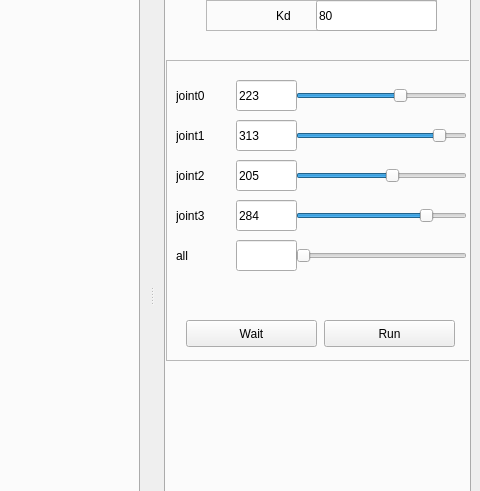
Qt form myoFPGA/src/interface/ui/main_window.ui (Roboy/myoFPGA) before a commit; both pictures show x 825 to 1305 and y 143 to 634 of the 1305 by 878 pixel window.
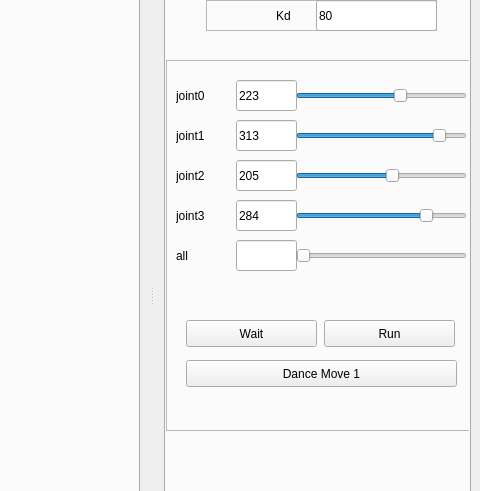
The same form after that commit. Icons and pictures are not drawn. Custom widgets are drawn as their Qt base class.

Commit message: Add first dancing moves

Diff of the .ui file:
```diff
--- a/myoFPGA/src/interface/ui/main_window.ui
+++ b/myoFPGA/src/interface/ui/main_window.ui
@@ -2581,7 +2581,7 @@
            <x>0</x>
            <y>130</y>
            <width>311</width>
-           <height>301</height>
+           <height>371</height>
           </rect>
          </property>
          <property name="frameShape">
@@ -2865,6 +2865,19 @@
            <string>Wait</string>
           </property>
          </widget>
+         <widget class="QPushButton" name="button_start_dance_1">
+          <property name="geometry">
+           <rect>
+            <x>20</x>
+            <y>300</y>
+            <width>271</width>
+            <height>27</height>
+           </rect>
+          </property>
+          <property name="text">
+           <string>Dance Move 1</string>
+          </property>
+         </widget>
         </widget>
         <widget class="QPushButton" name="stop_button_jointControl">
          <property name="geometry">
```
The commit also changes 2 other files.
